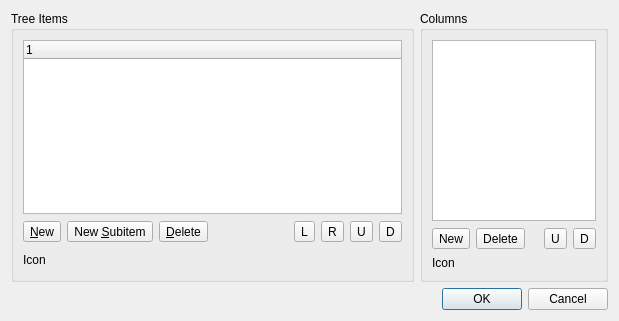
Old version of the form tools/designer/src/components/taskmenu/treewidgeteditor.ui in the repository Fat-Zer/qt4-historical.
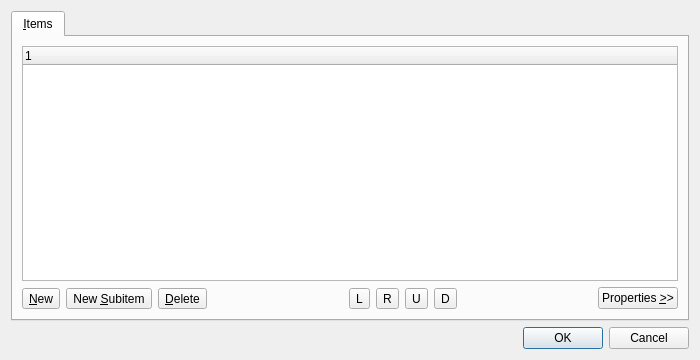
New version of the form. Custom widgets are drawn as their Qt base class.

What changed in the file:
```diff
--- a/tools/designer/src/components/taskmenu/treewidgeteditor.ui
+++ b/tools/designer/src/components/taskmenu/treewidgeteditor.ui
@@ -41,21 +41,40 @@
    <rect>
     <x>0</x>
     <y>0</y>
-    <width>619</width>
-    <height>321</height>
+    <width>700</width>
+    <height>360</height>
    </rect>
   </property>
   <property name="windowTitle" >
    <string>Edit Tree Widget</string>
   </property>
-  <layout class="QGridLayout" name="gridLayout_3" >
-   <item row="0" column="0" >
-    <widget class="QGroupBox" name="itemsBox" >
-     <property name="title" >
-      <string>Tree Items</string>
+  <layout class="QVBoxLayout" name="verticalLayout" >
+   <item>
+    <widget class="QTabWidget" name="tabWidget" >
+     <property name="currentIndex" >
+      <number>0</number>
      </property>
-     <layout class="QGridLayout" name="gridLayout" >
-      <item row="0" column="0" >
+     <widget class="QWidget" name="itemsTab" >
+      <attribute name="title" >
+       <string>&amp;Items</string>
+      </attribute>
+      <layout class="QVBoxLayout" name="verticalLayout_3" >
+       <property name="leftMargin" >
+        <number>9</number>
+       </property>
+       <property name="topMargin" >
+        <number>9</number>
+       </property>
+       <property name="rightMargin" >
+        <number>9</number>
+       </property>
+       <item>
+        <widget class="QWidget" native="1" name="widget" >
+         <layout class="QVBoxLayout" name="verticalLayout_2" >
+          <property name="margin" >
+           <number>0</number>
+          </property>
+          <item>
        <widget class="QTreeWidget" name="treeWidget" >
         <property name="focusPolicy" >
          <enum>Qt::TabFocus</enum>
@@ -70,8 +89,8 @@
         </column>
        </widget>
       </item>
-      <item row="1" column="0" >
-       <layout class="QHBoxLayout" name="horizontalLayout_4" >
+          <item>
+           <layout class="QHBoxLayout" name="buttonsLayout" >
         <item>
          <widget class="QToolButton" name="newItemButton" >
           <property name="toolTip" >
@@ -155,20 +174,6 @@
           </property>
          </widget>
         </item>
-       </layout>
-      </item>
-      <item row="2" column="0" >
-       <layout class="QHBoxLayout" name="horizontalLayout_2" >
-        <item>
-         <widget class="QLabel" name="label_2" >
-          <property name="text" >
-           <string>Icon</string>
-          </property>
-         </widget>
-        </item>
-        <item>
-         <widget class="qdesigner_internal::IconSelector" native="1" name="itemIconSelector" />
-        </item>
         <item>
          <spacer name="horizontalSpacer" >
           <property name="orientation" >
@@ -176,133 +181,29 @@
           </property>
           <property name="sizeHint" stdset="0" >
            <size>
-            <width>288</width>
-            <height>21</height>
+                <width>40</width>
+                <height>20</height>
            </size>
           </property>
          </spacer>
         </item>
-       </layout>
-      </item>
-     </layout>
-    </widget>
-   </item>
-   <item row="0" column="1" >
-    <widget class="QGroupBox" name="columnsBox" >
-     <property name="sizePolicy" >
-      <sizepolicy vsizetype="Preferred" hsizetype="Fixed" >
-       <horstretch>0</horstretch>
-       <verstretch>0</verstretch>
-      </sizepolicy>
-     </property>
-     <property name="title" >
-      <string>Columns</string>
-     </property>
-     <layout class="QGridLayout" name="gridLayout_2" >
-      <item row="0" column="0" >
-       <widget class="QListWidget" name="listWidget" >
-        <property name="sizePolicy" >
-         <sizepolicy vsizetype="Expanding" hsizetype="Ignored" >
-          <horstretch>0</horstretch>
-          <verstretch>0</verstretch>
-         </sizepolicy>
-        </property>
-        <property name="focusPolicy" >
-         <enum>Qt::TabFocus</enum>
-        </property>
-        <property name="toolTip" >
-         <string>Tree Columns</string>
-        </property>
-       </widget>
-      </item>
-      <item row="1" column="0" >
-       <layout class="QHBoxLayout" name="horizontalLayout_3" >
         <item>
-         <widget class="QToolButton" name="newColumnButton" >
-          <property name="toolTip" >
-           <string>New Column</string>
-          </property>
+             <widget class="QPushButton" name="showPropertiesButton" >
           <property name="text" >
-           <string>New</string>
+               <string>Properties &amp;>></string>
           </property>
          </widget>
         </item>
-        <item>
-         <widget class="QToolButton" name="deleteColumnButton" >
-          <property name="toolTip" >
-           <string>Delete Column</string>
-          </property>
-          <property name="text" >
-           <string>Delete</string>
-          </property>
-         </widget>
-        </item>
-        <item>
-         <spacer>
-          <property name="orientation" >
-           <enum>Qt::Horizontal</enum>
-          </property>
-          <property name="sizeHint" stdset="0" >
-           <size>
-            <width>13</width>
-            <height>23</height>
-           </size>
-          </property>
-         </spacer>
-        </item>
-        <item>
-         <widget class="QToolButton" name="moveColumnUpButton" >
-          <property name="toolTip" >
-           <string>Move Column Up</string>
-          </property>
-          <property name="text" >
-           <string>U</string>
-          </property>
-         </widget>
-        </item>
-        <item>
-         <widget class="QToolButton" name="moveColumnDownButton" >
-          <property name="toolTip" >
-           <string>Move Column Down</string>
-          </property>
-          <property name="text" >
-           <string>D</string>
-          </property>
-         </widget>
-        </item>
-       </layout>
-      </item>
-      <item row="2" column="0" >
-       <layout class="QHBoxLayout" name="horizontalLayout" >
-        <item>
-         <widget class="QLabel" name="label" >
-          <property name="text" >
-           <string>Icon</string>
-          </property>
-         </widget>
-        </item>
-        <item>
-         <widget class="qdesigner_internal::IconSelector" native="1" name="columnIconSelector" />
-        </item>
-        <item>
-         <spacer>
-          <property name="orientation" >
-           <enum>Qt::Horizontal</enum>
-          </property>
-          <property name="sizeHint" stdset="0" >
-           <size>
-            <width>0</width>
-            <height>10</height>
-           </size>
-          </property>
-         </spacer>
-        </item>
-       </layout>
-      </item>
-     </layout>
-    </widget>
+           </layout>
+          </item>
+         </layout>
+        </widget>
+       </item>
+      </layout>
+     </widget>
+    </widget>
    </item>
-   <item row="1" column="0" colspan="2" >
+   <item>
     <widget class="QDialogButtonBox" name="buttonBox" >
      <property name="orientation" >
       <enum>Qt::Horizontal</enum>
@@ -314,29 +215,6 @@
    </item>
   </layout>
  </widget>
- <customwidgets>
-  <customwidget>
-   <class>qdesigner_internal::IconSelector</class>
-   <extends>QWidget</extends>
-   <header>iconselector_p.h</header>
-   <container>1</container>
-  </customwidget>
- </customwidgets>
- <tabstops>
-  <tabstop>treeWidget</tabstop>
-  <tabstop>newItemButton</tabstop>
-  <tabstop>newSubItemButton</tabstop>
-  <tabstop>deleteItemButton</tabstop>
-  <tabstop>moveItemLeftButton</tabstop>
-  <tabstop>moveItemRightButton</tabstop>
-  <tabstop>moveItemUpButton</tabstop>
-  <tabstop>moveItemDownButton</tabstop>
-  <tabstop>listWidget</tabstop>
-  <tabstop>newColumnButton</tabstop>
-  <tabstop>deleteColumnButton</tabstop>
-  <tabstop>moveColumnUpButton</tabstop>
-  <tabstop>moveColumnDownButton</tabstop>
- </tabstops>
  <resources/>
  <connections>
   <connection>
```
Left out of the diff: 56 changed lines with no effect on the pictures. Lines whose indentation alone changed are shown as unchanged.
